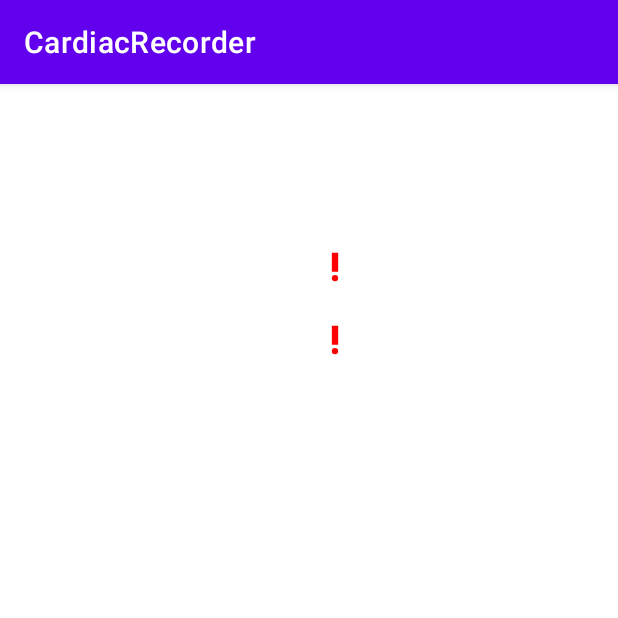
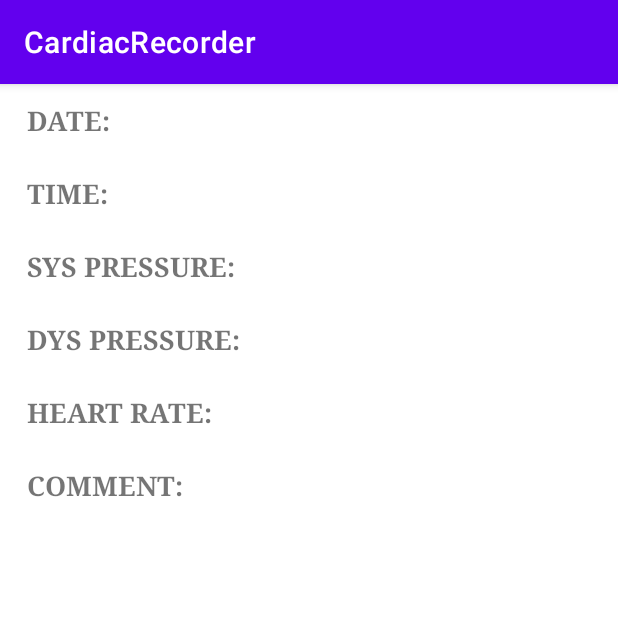
Before and after one commit to abusaeed2433/CardiacRecorder, an Android app: the DetailsPage screen opened directly, with no data from a screen before it, on a phone screen of 412 x 824 dp, the top half of it. Run offline under Robolectric (Android 15) with nearby library versions, the phone set to English and light mode, and no system bars.

```diff
--- a/app/src/main/res/layout/activity_details.xml
+++ b/app/src/main/res/layout/activity_details.xml
@@ -28,7 +28,7 @@
             android:textSize="18sp"
             android:textStyle="bold"
             android:textAllCaps="true"
-            tools:text="Date:" />
+            android:text="Date:" />
         <TextView
             android:layout_marginStart="10dp"
             android:id="@+id/DetailsDate"
@@ -63,7 +63,7 @@
             android:textSize="18sp"
             android:textStyle="bold"
             android:textAllCaps="true"
-            tools:text="Time:" />
+            android:text="Time:" />
         <TextView
             android:layout_marginStart="10dp"
             android:id="@+id/DetailsTime"
@@ -98,7 +98,7 @@
             android:textSize="18sp"
             android:textStyle="bold"
             android:textAllCaps="true"
-            tools:text="Sys Pressure:" />
+            android:text="Sys Pressure:" />
         <LinearLayout
             android:layout_width="0dp"
             android:layout_weight="5"
@@ -112,8 +112,8 @@
                 android:textSize="18sp"
                 tools:text="60 mm Hg" />
             <ImageView
-                android:visibility="visible"
-                android:id="@+id/rlSysUnusual"
+                android:visibility="gone"
+                android:id="@+id/ivSysUnusual"
                 android:layout_width="25dp"
                 android:layout_height="25dp"
                 android:src="@drawable/icon_priority_high_24"
@@ -145,7 +145,7 @@
             android:textSize="18sp"
             android:textStyle="bold"
             android:textAllCaps="true"
-            tools:text="Dys Pressure:" />
+            android:text="Dys Pressure:" />
         <LinearLayout
             android:layout_width="0dp"
             android:layout_weight="5"
@@ -159,8 +159,8 @@
                 android:textSize="18sp"
                 tools:text="70 mm Hg" />
             <ImageView
-                android:visibility="visible"
-                android:id="@+id/rlDysUnusual"
+                android:visibility="gone"
+                android:id="@+id/ivDysUnusual"
                 android:layout_width="25dp"
                 android:layout_height="25dp"
                 android:src="@drawable/icon_priority_high_24"
@@ -192,7 +192,7 @@
             android:textSize="18sp"
             android:textStyle="bold"
             android:textAllCaps="true"
-            tools:text="Heart Rate:" />
+            android:text="Heart Rate:" />
         <TextView
             android:layout_marginStart="10dp"
             android:id="@+id/DetailsHeartRate"
@@ -227,7 +227,7 @@
             android:textSize="18sp"
             android:textStyle="bold"
             android:textAllCaps="true"
-            tools:text="Comment:" />
+            android:text="Comment:" />
         <TextView
             android:layout_marginStart="10dp"
             android:id="@+id/DetailsComment"
@@ -253,7 +253,8 @@
         app:layout_constraintTop_toBottomOf="@+id/rlDetailsComment">
 
         <TextView
-            android:id="@+id/UpperView"
+            android:visibility="gone"
+            android:id="@+id/tvIndicator1"
             android:layout_width="match_parent"
             android:layout_height="wrap_content"
             android:gravity="center"
@@ -263,8 +264,10 @@
             android:textSize="18sp"
             android:textStyle="bold"
             tools:text="Sys Pressure High" />
+
         <TextView
-            android:id="@+id/LowerView"
+            android:visibility="gone"
+            android:id="@+id/tvIndicator2"
             android:gravity="center"
             android:layout_width="match_parent"
             android:layout_height="wrap_content"
@@ -276,6 +279,4 @@
             tools:text="Dys Pressure Low" />
     </LinearLayout>
 
-
-
 </androidx.constraintlayout.widget.ConstraintLayout>
```
Also changed, not shown: app/src/main/java/com/example/cardiacrecorder/DetailsPage.java (+39 -0 lines), app/src/main/java/com/example/cardiacrecorder/HomePage.java (+5 -4 lines), app/src/main/java/com/example/cardiacrecorder/adapter/RvAdapter.java (+6 -2 lines), app/src/main/java/com/example/cardiacrecorder/classes/EachData.java (+20 -4 lines).
